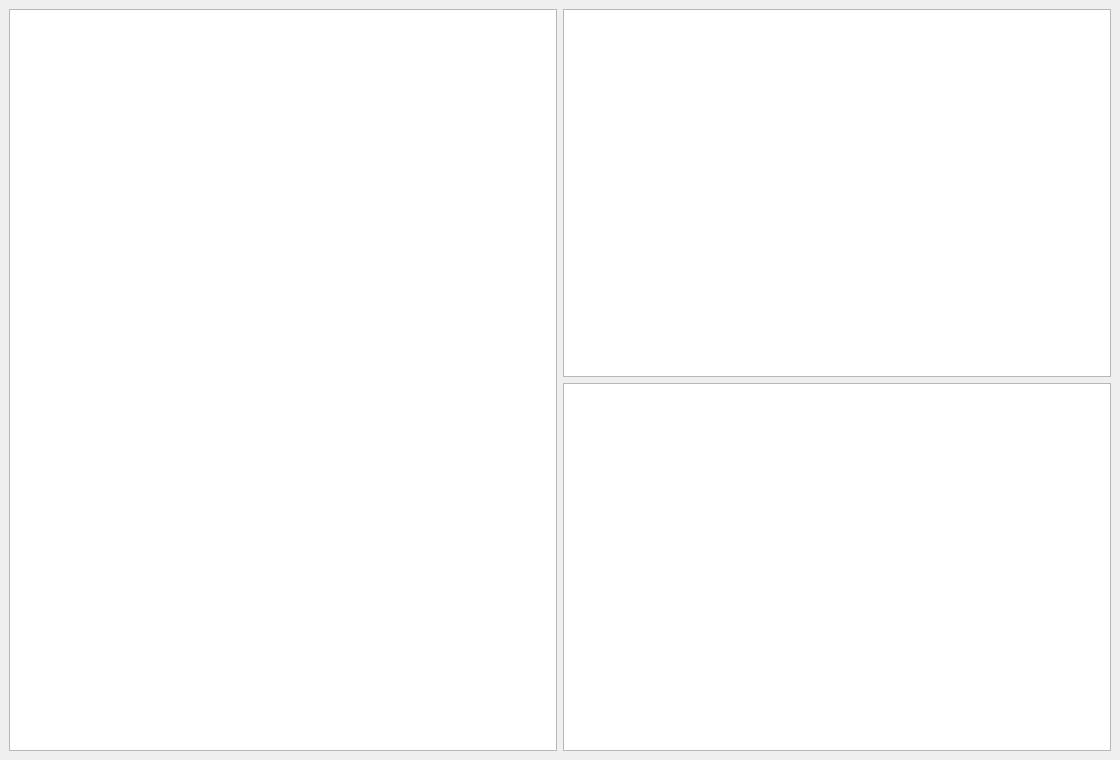
MisakaQwQ/XueXi-Challenge, file ui.ui: the form before one commit.
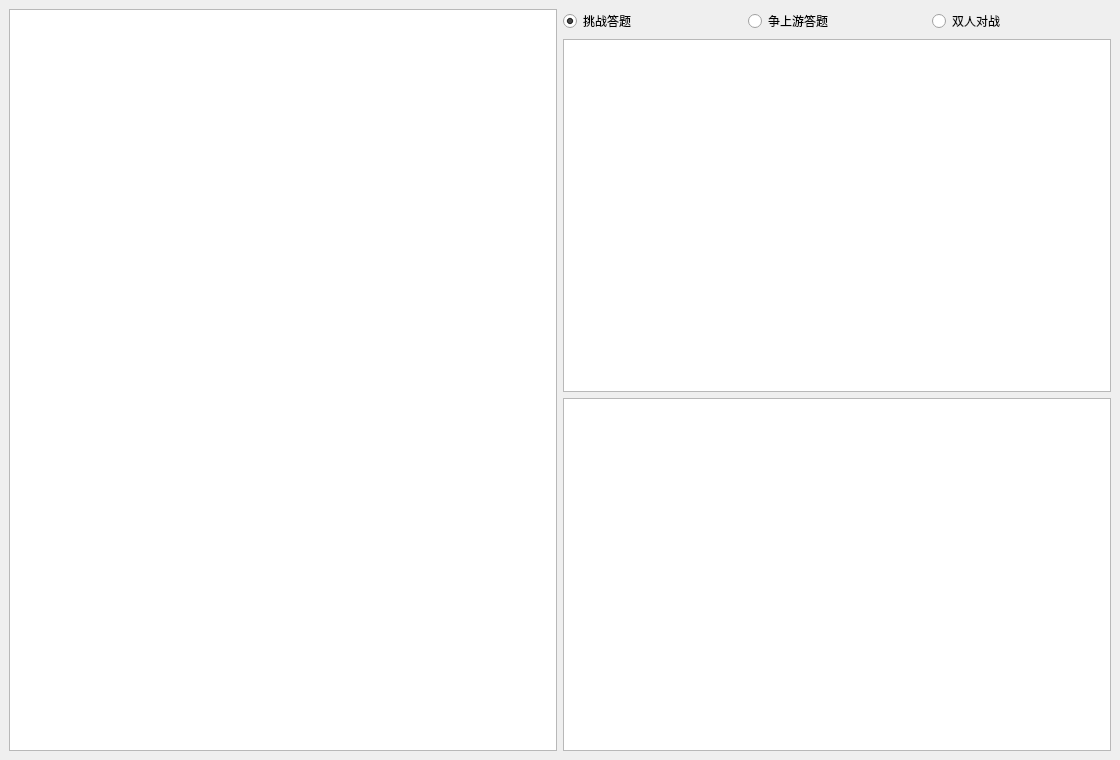
The form after the commit.

Commit message: UI\逻辑更新

What changed in the file:
```diff
--- a/ui.ui
+++ b/ui.ui
@@ -19,7 +19,35 @@
      <widget class="QGraphicsView" name="img_out"/>
     </item>
     <item>
-     <layout class="QVBoxLayout" name="verticalLayout" stretch="5,5">
+     <layout class="QVBoxLayout" name="verticalLayout" stretch="1,10,10">
+      <item>
+       <layout class="QHBoxLayout" name="horizontalLayout_2">
+        <item>
+         <widget class="QRadioButton" name="mode1">
+          <property name="text">
+           <string>挑战答题</string>
+          </property>
+          <property name="checked">
+           <bool>true</bool>
+          </property>
+         </widget>
+        </item>
+        <item>
+         <widget class="QRadioButton" name="mode2">
+          <property name="text">
+           <string>争上游答题</string>
+          </property>
+         </widget>
+        </item>
+        <item>
+         <widget class="QRadioButton" name="mode3">
+          <property name="text">
+           <string>双人对战</string>
+          </property>
+         </widget>
+        </item>
+       </layout>
+      </item>
       <item>
        <widget class="QTextEdit" name="Rec_out">
         <property name="font">
```
The commit also changes 7 other files.
